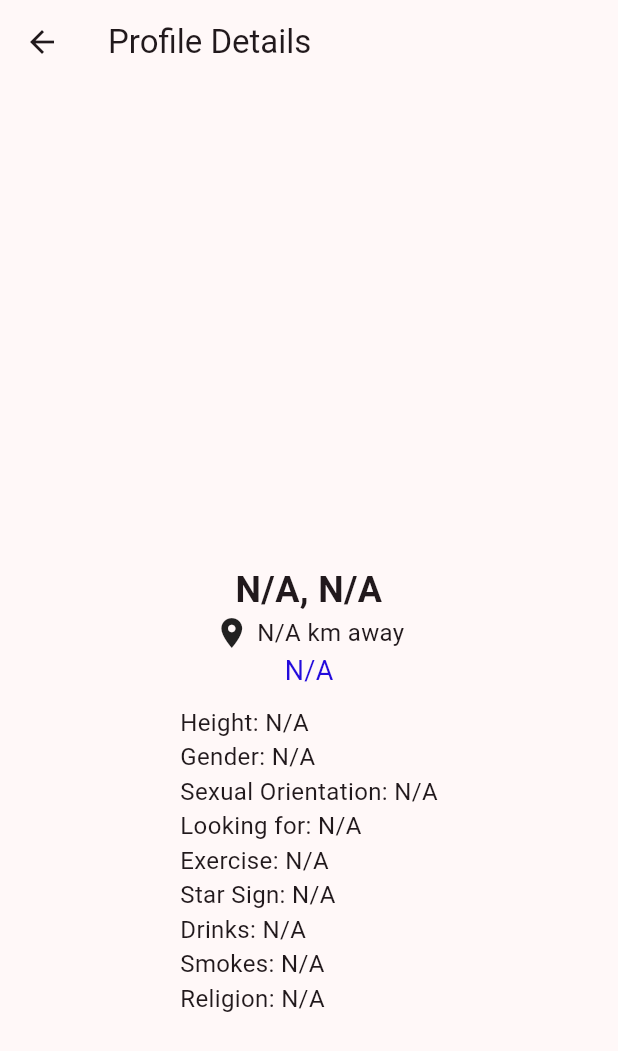
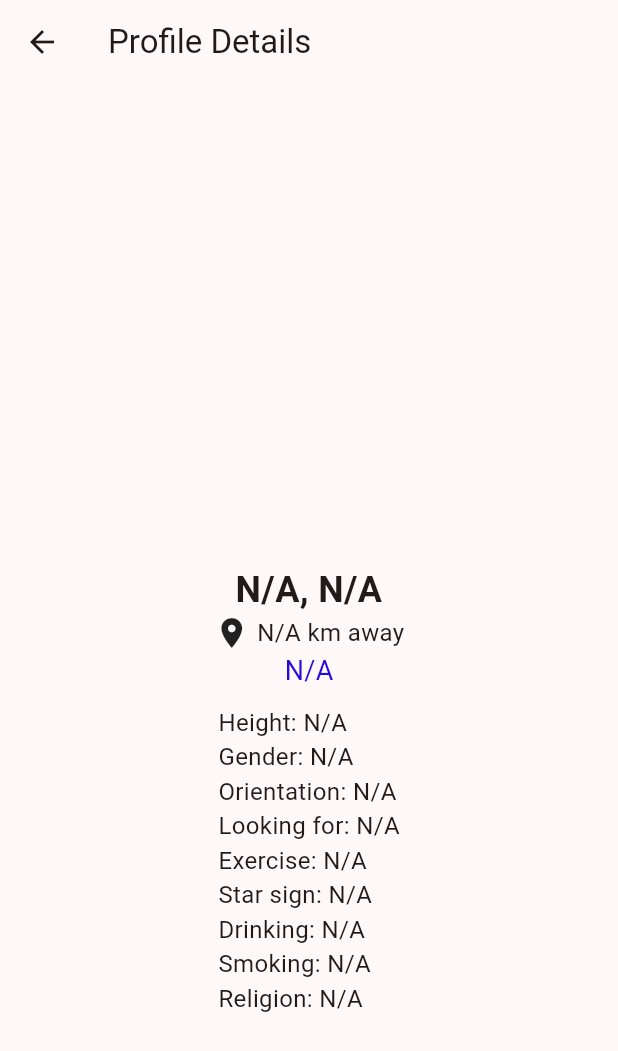
Before and after one commit to kiakalani/BlurreDAPP, a Flutter app: the ProfileDetailsPage screen opened directly with empty values, on a phone screen of 412 x 824 dp. Shown: the top 1051 px of the screen. Run offline on Flutter 3.47's test engine with Material 3 defaults, Android fonts, the phone set to English and light mode, and no system bars; our stand-ins replace cookie_jar, dio, dio_cookie_manager, image_picker, location, socket_io_client; network calls fail; project files that could hold a hidden picture were left out.

Commit message:
code cleanup - profile details page

```diff
--- a/ui/lib/preferences.dart
+++ b/ui/lib/preferences.dart
@@ -165,7 +165,7 @@ class PreferencePageState extends State<PreferencePage> {
                         Authorization().postRequest('/profile/preference/', {
                           'gender': _gender,
                           'orientation': _orientation,
-                          'distance': _maxDistnace,
+                          'distance': _maxDistnace.toString(),
                           'min_age': _ageRange.start.toInt().toString(),
                           'age': _ageRange.end.toInt().toString(),
                         }).then((resp) => {
--- a/ui/lib/profile_details.dart
+++ b/ui/lib/profile_details.dart
@@ -2,7 +2,6 @@ import 'package:flutter/material.dart';
 import 'package:flutter/foundation.dart';
 import 'package:ui/auth.dart';
 import 'dart:convert';
-import 'dart:io';
 import 'package:ui/main.dart';
 
 
@@ -10,8 +9,9 @@ class ProfileDetailsPage extends StatefulWidget {
   final String currentUserId;
 
   const ProfileDetailsPage({
+    Key? key,
     required this.currentUserId,
-  });
+  }) : super(key: key);
 
   @override
   State<ProfileDetailsPage> createState() => _ProfileDetailsPageState();
@@ -19,77 +19,78 @@ class ProfileDetailsPage extends StatefulWidget {
 
 class _ProfileDetailsPageState extends State<ProfileDetailsPage> {
   final List<Uint8List?> _imageBytesList = List.filled(4, null);
-  String? _name;
-  int? _age;
-  String? _bio;
-  int? _height;
-  String? _gender;
-  String? _sexOrientation;
-  String? _lookingFor;
-  String? _exercise;
-  String? _starSign;
-  String? _drinking;
-  String? _smoking;
-  String? _religion;
-  int? _distance;
+
+  // keys for profile details
+  final List<String> _settingsKeys = [
+    'name', 'age', 'bio', 'height', 'gender', 'orientation', 'looking_for',
+    'exercise', 'star_sign', 'drinking', 'smoking', 'religion', 'distance'
+  ];
+
+  // map for profile deatils
+  final Map<String, dynamic> _settings = {};
 
   @override
   void initState() {
     super.initState();
+    // Initialize settings keys
+    _initSettings();
     // Initialize profile details
     _fetchProfileDetails();
   }
 
+  // Initialize settings key to null
+  void _initSettings() {
+    for (var key in _settingsKeys) {
+      _settings[key] = null;
+    }
+  }
+
+  // fetch profile details from server
   void _fetchProfileDetails() {
     Authorization().postRequest(
         "/profile/details/", {"user_id": widget.currentUserId}).then((value) {
       final responseBody = json.decode(value.toString());
+
       if (responseBody['profile'] != null) {
-        print(responseBody);
-        final String picture1 = responseBody['profile']['picture1'] ?? '';
-        final String picture2 = responseBody['profile']['picture2'] ?? '';
-        final String picture3 = responseBody['profile']['picture3'] ?? '';
-        final String picture4 = responseBody['profile']['picture4'] ?? '';
-        final String? name = responseBody['profile']['name'];
-        final int? age = responseBody['profile']['age'];
-        final String? bio = responseBody['profile']['bio'];
-        final int? height = responseBody['profile']['height'];
-        final String? gender = responseBody['profile']['gender'];
-        final String? sexOrientation = responseBody['profile']['orientation'];
-        final String? lookingFor = responseBody['profile']['looking_for'];
-        final String? exercise = responseBody['profile']['exercise'];
-        final String? starSign = responseBody['profile']['star_sign'];
-        final String? drinking = responseBody['profile']['drinking'];
-        final String? smoking = responseBody['profile']['smoking'];
-        final String? religion = responseBody['profile']['religion'];
-        final int? distance = responseBody['profile']['distance'];
         setState(() {
-          _imageBytesList[0] = picture1 == '' ? null : base64Decode(picture1);
-          _imageBytesList[1] = picture2 == '' ? null : base64Decode(picture2);
-          _imageBytesList[2] = picture3 == '' ? null : base64Decode(picture3);
-          _imageBytesList[3] = picture4 == '' ? null : base64Decode(picture4);
-          _name = name;
-          _age = age;
-          _bio = bio;
-          _height = height;
-          _gender = gender;
-          _sexOrientation = sexOrientation;
-          _lookingFor = lookingFor;
-          _exercise = exercise;
-          _starSign = starSign;
-          _drinking = drinking;
-          _smoking = smoking;
-          _religion = religion;
-          _distance = distance;
+          // store fetched pictures to imageBytesList
+          for (int i = 0; i < _imageBytesList.length; i++) {
+            String? pic = responseBody['profile']['picture${i+1}'];
+            if (pic != null) {
+              _imageBytesList[i] = base64Decode(pic);
+            }
+          }
+          // store fetched profile details to settings
+          for (var key in _settings.keys) {
+            if (responseBody['profile'][key] != null) {
+              _settings[key] = responseBody['profile'][key].toString();
+            }
+          }
         });
       }
     });
   }
 
+  // convert km to miles based on user's preference
   int _convertKmToMiles(int km) {
     const double milesPerKilometer = 0.621371;
-    double miles = km * milesPerKilometer;
-    return miles.toInt();
+    return km * milesPerKilometer.toInt();
+  }
+
+  // add profile details text field to list
+  List<Widget> setSettingItems(){
+    List<Widget> itemTextList = [];
+    for (var key in _settings.keys) {
+      if (key != 'name' && key != 'age' && key != 'distance' && key != 'bio') {
+        itemTextList.add(
+          Text(
+            '${(key[0]).toUpperCase() + key.substring(1).replaceAll('_', ' ')}: ${_settings[key]?.toString() ?? 'N/A'}',
+            style: const TextStyle(fontSize: 16),
+          )
+        );
+      }
+    }
+    return itemTextList;
   }
 
   @override
@@ -123,21 +124,21 @@ class _ProfileDetailsPageState extends State<ProfileDetailsPage> {
                         ),
                       );
                     }
-                }),
+                    return null;
+                  }
+                ),
               ),
               const SizedBox(height: 20),
-              Align(
-                alignment: Alignment.center,
-                child: Padding(
-                  padding: const EdgeInsets.symmetric(horizontal: 16.0),
-                  child: Column(
-                    children: <Widget>[
+
+              // Name and age field
               Text(
-                        '${_name ?? 'N/A'}, ${_age?.toString() ?? 'N/A'}',
+                '${_settings['name'] ?? 'N/A'}, ${_settings['age']?.toString() ?? 'N/A'}',
                 style: const TextStyle(
                   fontSize: 24, fontWeight: FontWeight.bold),
                   textAlign: TextAlign.center,
               ),
+
+              // Distance field
               Row(
                 mainAxisAlignment: MainAxisAlignment.center,
                 crossAxisAlignment: CrossAxisAlignment.center,
@@ -147,21 +148,19 @@ class _ProfileDetailsPageState extends State<ProfileDetailsPage> {
                   ),
                   const SizedBox(width: 5),
                   Text(
-                            '${_distance?.toString() ?? 'N/A'} km away',
+                    '${_settings['distance']?.toString() ?? 'N/A'} km away',
                     style: const TextStyle(fontSize: 16),
                   ),
                 ],
               ),
-                    ],
-                  )
-                ),
-              ),
+
+              // Bio field
               SizedBox(
                 width: fieldWidth,
                 child: Align(
                   alignment: Alignment.center,
                   child: Text(
-                    _bio ?? 'N/A',
+                    _settings['bio'] ?? 'N/A',
                     style: const TextStyle(
                       fontSize: 18, color: Color.fromARGB(255, 35, 11, 220)),
                     textAlign: TextAlign.left,
@@ -169,52 +168,11 @@ class _ProfileDetailsPageState extends State<ProfileDetailsPage> {
                 ),
               ),
               const SizedBox(height: 10),
-              Align(
-                alignment: Alignment.center,
-                child: Padding(
-                  padding: const EdgeInsets.symmetric(horizontal: 16.0),
-                  child: Column(
+
+              // Profile details field
+              Column(
                 crossAxisAlignment: CrossAxisAlignment.start,
-                    children: <Widget>[
-                      Text(
-                        'Height: ${_height?.toString() ?? 'N/A'}',
-                        style: const TextStyle(fontSize: 16),
-                      ),
-                      Text(
-                        'Gender: ${_gender ?? 'N/A'}',
-                        style: const TextStyle(fontSize: 16),
-                      ),
-                      Text(
-                        'Sexual Orientation: ${_sexOrientation ?? 'N/A'}',
-                        style: const TextStyle(fontSize: 16),
-                      ),
-                      Text(
-                        'Looking for: ${_lookingFor ?? 'N/A'}',
-                        style: const TextStyle(fontSize: 16),
-                      ),
-                      Text(
-                        'Exercise: ${_exercise ?? 'N/A'}',
-                        style: const TextStyle(fontSize: 16),
-                      ),
-                      Text(
-                        'Star Sign: ${_starSign ?? 'N/A'}',
-                        style: const TextStyle(fontSize: 16),
-                      ),
-                      Text(
-                        'Drinks: ${_drinking ?? 'N/A'}',
-                        style: const TextStyle(fontSize: 16),
-                      ),
-                      Text(
-                        'Smokes: ${_smoking ?? 'N/A'}',
-                        style: const TextStyle(fontSize: 16),
-                      ),
-                      Text(
-                        'Religion: ${_religion ?? 'N/A'}',
-                        style: const TextStyle(fontSize: 16),
-                      ),
-                    ],
-                  ),
-                ),
+                children: setSettingItems(),
               ),
             ],
           ),
```
Also changed, not shown: ui/lib/profile_setting.dart (line endings or trailing spaces). Lines whose indentation alone changed are shown as unchanged.
